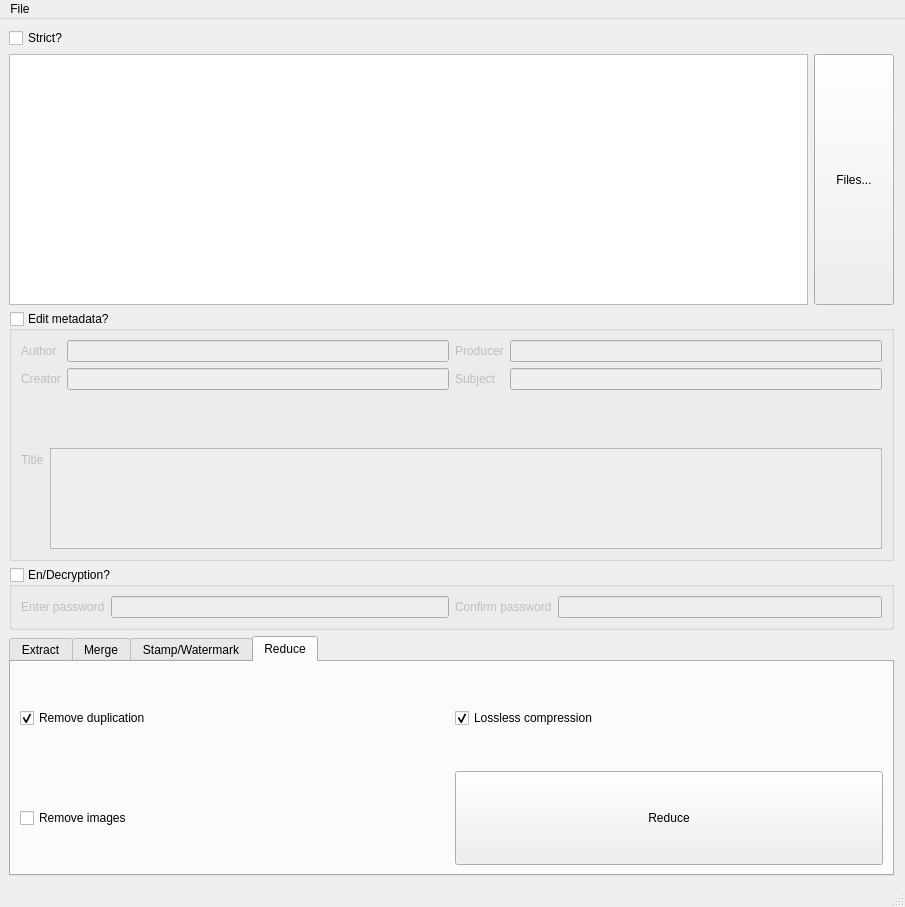
Above: app/pdf_toolbox_ui.ui from obliviousgarden/PDF_Toolbox before the change. Below: the same form after it.
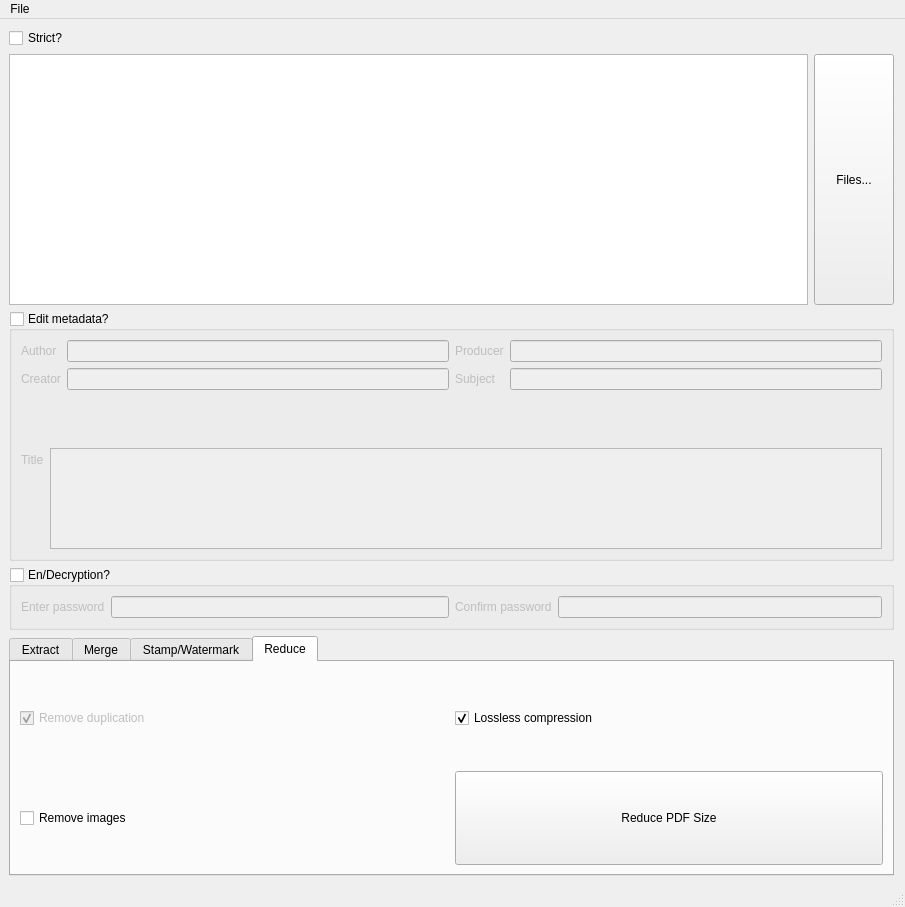
That is the form after the change. The open tabs and pages were chosen to show the change. Icons and pictures are not drawn.

Commit message: 4th beta Version

```diff
--- a/app/pdf_toolbox_ui.ui
+++ b/app/pdf_toolbox_ui.ui
@@ -408,6 +408,9 @@
        <layout class="QGridLayout" name="gridLayout_3" rowstretch="1,1" columnstretch="1,1">
         <item row="0" column="0">
          <widget class="QCheckBox" name="checkBox_rmduplication">
+          <property name="enabled">
+           <bool>false</bool>
+          </property>
           <property name="sizePolicy">
            <sizepolicy hsizetype="Expanding" vsizetype="Expanding">
             <horstretch>0</horstretch>
@@ -417,6 +420,9 @@
           <property name="text">
            <string>Remove duplication</string>
           </property>
+          <property name="checkable">
+           <bool>true</bool>
+          </property>
           <property name="checked">
            <bool>true</bool>
           </property>
@@ -460,7 +466,7 @@
            </sizepolicy>
           </property>
           <property name="text">
-           <string>Reduce</string>
+           <string>Reduce PDF Size</string>
           </property>
          </widget>
         </item>
```
Left out of the diff: 2 changed lines with no effect on the pictures. The commit also changes 2 other files.
